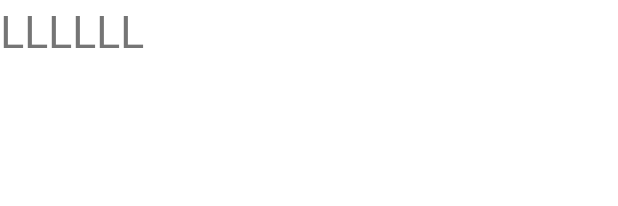
After one commit to Evgenija1984/Homework8v2, an Android app: the layout item.xml on its own in the app's theme, with its tools: preview values and no code run, on a phone screen of 412 x 824 dp. The commit adds this screen. Shown: the top 206 px of the screen. Run offline under Robolectric (Android 15) with nearby library versions, the phone set to English and light mode, and no system bars.

Commit message:
Создала класс SocialNetworkAdapter
В нем переопределила методы, создала класс MyViewHolder

```diff
--- a/app/src/main/res/layout/fragment_social_network.xml
+++ b/app/src/main/res/layout/fragment_social_network.xml
@@ -1,11 +1,13 @@
 <?xml version="1.0" encoding="utf-8"?>
 <FrameLayout xmlns:android="http://schemas.android.com/apk/res/android"
     android:layout_width="match_parent"
-    android:layout_height="match_parent">
+    android:layout_height="match_parent"
+    xmlns:tools="http://schemas.android.com/tools">
 
     <androidx.recyclerview.widget.RecyclerView
         android:id="@+id/recyclerView"
         android:layout_width="match_parent"
-        android:layout_height="match_parent" />
+        android:layout_height="match_parent"
+        tools:listitem = "@layout/item"/>
 
 </FrameLayout>
--- /dev/null
+++ b/app/src/main/res/layout/item.xml
@@ -0,0 +1,8 @@
+<?xml version="1.0" encoding="utf-8"?>
+<TextView xmlns:android="http://schemas.android.com/apk/res/android"
+    xmlns:tools="http://schemas.android.com/tools"
+    android:id="@+id/textView"
+    android:layout_width="wrap_content"
+    android:layout_height="wrap_content"
+    tools:text="LLLLLL"
+    android:textSize="@dimen/text_size" />
--- /dev/null
+++ b/app/src/main/res/values/dimens.xml
@@ -0,0 +1,4 @@
+<?xml version="1.0" encoding="utf-8"?>
+<resources>
+    <dimen name="text_size">30sp</dimen>
+</resources>
```
Also changed, not shown: app/src/main/java/keyone/keytwo/homework8v2/SocialNetworkAdapter.java (added, +53 -0 lines).
